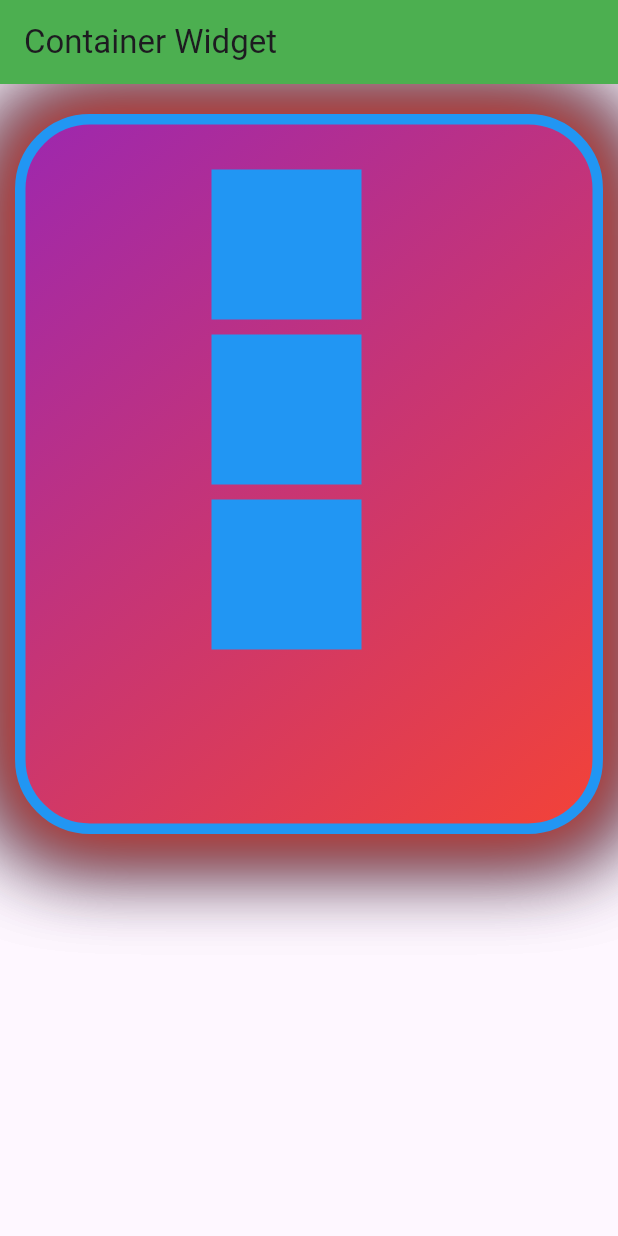
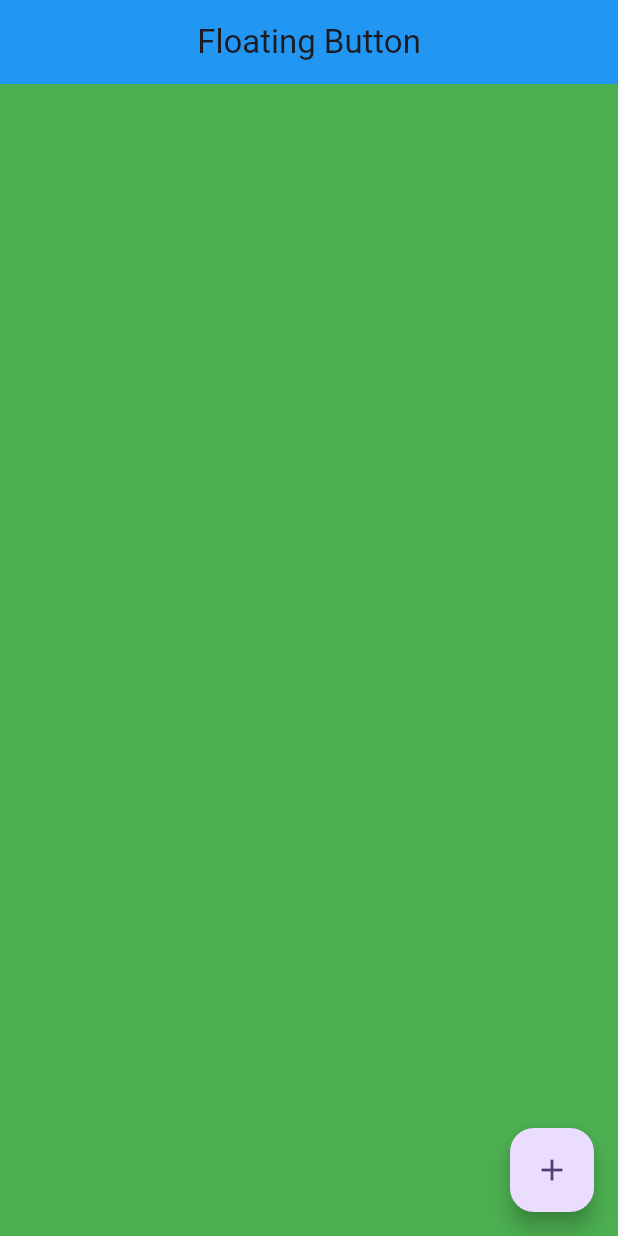
Before and after one commit to MohammadBahlaq/flutter_application_1, a Flutter app: the screen it shows after launch, on a phone screen of 412 x 824 dp. Run offline on Flutter 3.47's test engine with Material 3 defaults, Android fonts, the phone set to English and light mode, and no system bars.

Commit message:
assets, stack, container, floating button

```diff
--- a/lib/main.dart
+++ b/lib/main.dart
@@ -1,5 +1,13 @@
+// ignore_for_file: unused_import
+
 import 'package:flutter/material.dart';
+import 'package:flutter_application_1/widgets/app_bar_widget.dart';
+import 'package:flutter_application_1/widgets/column_widget.dart';
 import 'package:flutter_application_1/widgets/container_widget.dart';
+import 'package:flutter_application_1/widgets/floating_button.dart';
+import 'package:flutter_application_1/widgets/image_widget.dart';
+import 'package:flutter_application_1/widgets/row_widget.dart';
+import 'package:flutter_application_1/widgets/stack_widget.dart';
 
 void main() {
   runApp(const MyApp());
@@ -16,7 +24,7 @@ class MyApp extends StatelessWidget {
         useMaterial3: true,
         colorScheme: ColorScheme.fromSeed(seedColor: Colors.deepPurple),
       ),
-      home: ContainerWidget(),
+      home: FloatingButton(),
     );
   }
 }
--- a/lib/widgets/container_widget.dart
+++ b/lib/widgets/container_widget.dart
@@ -10,7 +10,8 @@ class ContainerWidget extends StatelessWidget {
         title: Text("Container Widget"),
         backgroundColor: Colors.green,
       ),
-      body: Container(
+      body: Center(
+        child: Container(
           //Contain any widget to draw a decoration around it
           height: 480,
           width: 400,
@@ -23,13 +24,13 @@ class ContainerWidget extends StatelessWidget {
           //all decoration for the Container like: border, color, raduis and so on...
           decoration: BoxDecoration(
             color: Colors.red,
+            //to give the Container Gradient
             gradient: LinearGradient(
               colors: [Colors.red, Colors.purple],
               begin: Alignment.bottomRight,
               end: Alignment.topLeft,
             ),
             border: Border.all(color: Colors.blue, width: 7),
-
             //To set raduis for Container
             borderRadius: BorderRadius.circular(50),
 
@@ -39,20 +40,32 @@ class ContainerWidget extends StatelessWidget {
             //If you want shadow for Container you can use it
             boxShadow: [
               BoxShadow(blurRadius: 50, spreadRadius: 10, color: Colors.blue),
-            BoxShadow(blurRadius: 50, spreadRadius: 10, color: Colors.black),
+              BoxShadow(blurRadius: 30, spreadRadius: 1, color: Colors.black),
               BoxShadow(blurRadius: 50, spreadRadius: 10, color: Colors.red),
             ],
+
+            image: DecorationImage(
+              image: AssetImage("assets/images/download.jpg"),
+              fit: BoxFit.none,
             ),
-        child: Column(
-          crossAxisAlignment: CrossAxisAlignment.end,
-          children: [
-            Container(height: 100, width: 100, color: Colors.blue),
-            //If you want to take a space from any side between widgets
-            SizedBox(height: 10),
-            Container(height: 100, width: 100, color: Colors.blue),
-            SizedBox(height: 10),
-            Container(height: 100, width: 100, color: Colors.blue),
-          ],
+            // image: DecorationImage(
+            //   image: NetworkImage(
+            //     "https://www.bhg.com/thmb/NH1GNLelBIaF3dSqp_jR3-S61Ww=/1100x0/filters:no_upscale():strip_icc()/garden-path-leading-underneath-trellis-roses-ccab4820-bf659328e5044d0ba639f1c48c3ab66a.jpg",
+            //   ),
+            //   fit: BoxFit.scaleDown,
+            // ),
+          ),
+          // child: Column(
+          //   crossAxisAlignment: CrossAxisAlignment.end,
+          //   children: [
+          //     Container(height: 100, width: 100, color: Colors.blue),
+          //     //If you want to take a space from any side between widgets
+          //     SizedBox(height: 10),
+          //     Container(height: 100, width: 100, color: Colors.blue),
+          //     SizedBox(height: 10),
+          //     Container(height: 100, width: 100, color: Colors.blue),
+          //   ],
+          // ),
         ),
       ),
     );
--- /dev/null
+++ b/lib/widgets/floating_button.dart
@@ -0,0 +1,24 @@
+import 'package:flutter/material.dart';
+
+class FloatingButton extends StatelessWidget {
+  const FloatingButton({super.key});
+
+  @override
+  Widget build(BuildContext context) {
+    return Scaffold(
+      appBar: AppBar(
+        title: Text("Floating Button"),
+        centerTitle: true,
+        backgroundColor: Colors.blue,
+        leadingWidth: 100,
+      ),
+      floatingActionButton: FloatingActionButton(
+        onPressed: () {
+          print("object");
+        },
+        child: Icon(Icons.add),
+      ),
+      body: Container(color: Colors.green),
+    );
+  }
+}
```
Also changed, not shown: lib/core/app_images.dart (added, +7 -0 lines), lib/widgets/image_widget.dart (added, +31 -0 lines), lib/widgets/stack_widget.dart (added, +35 -0 lines), pubspec.yaml (+19 -11 lines), assets/fonts/Pnu/PNU-Bold.ttf (added), assets/fonts/Pnu/PNU-Medium.ttf (added), assets/fonts/Pnu/PNU-Regular.ttf (added), assets/images/garden.jpg (added), assets/images/garden_2.jpg (added). Lines whose indentation alone changed are shown as unchanged.
